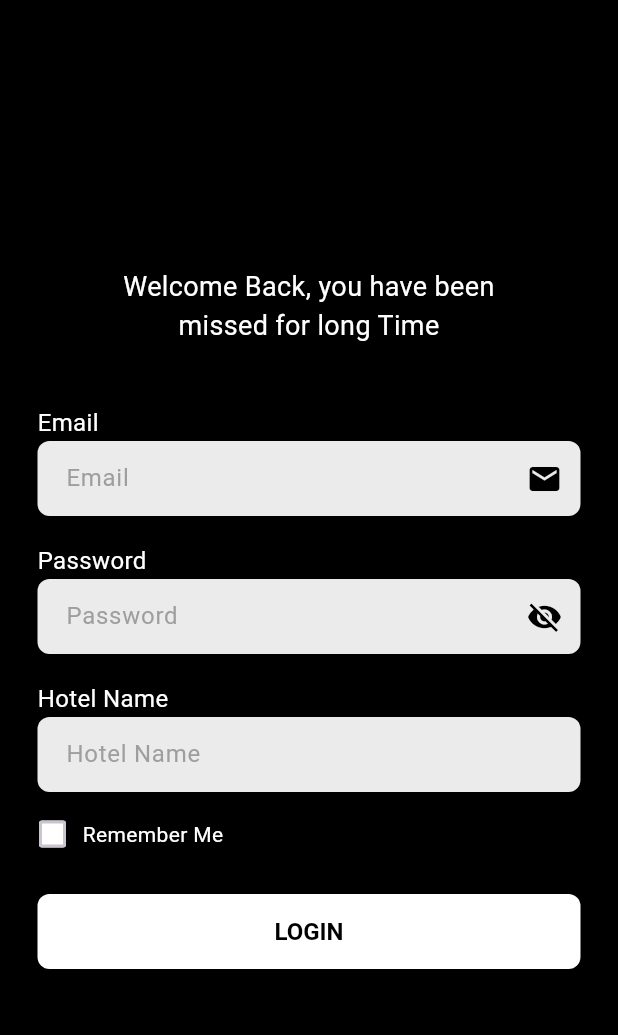
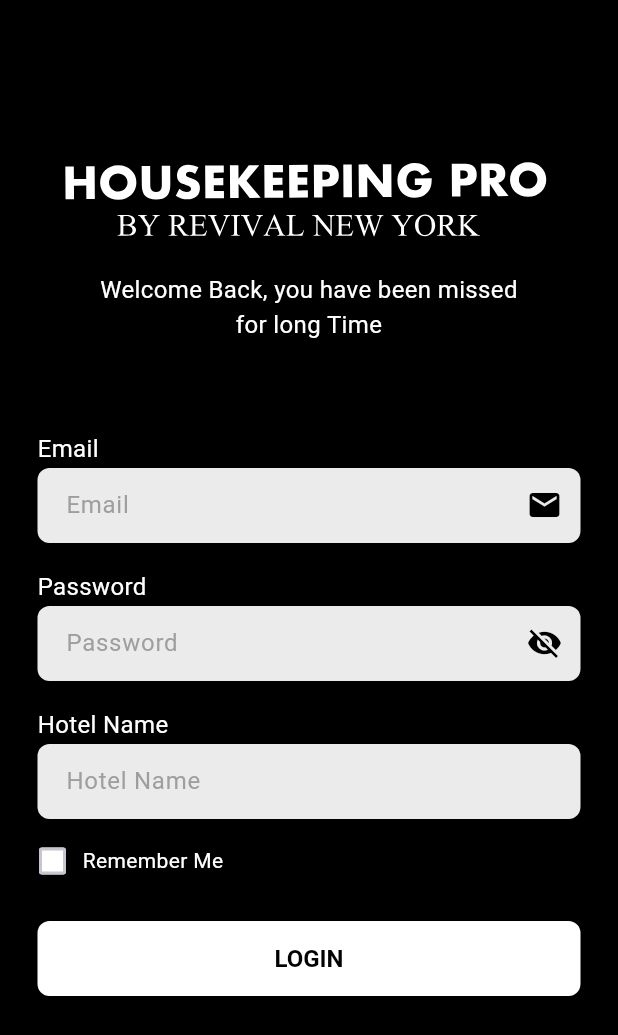
Before and after one commit to softocrets-mobile-dev/housekeeping, a Flutter app: the screen it shows after launch, on a phone screen of 412 x 824 dp. Shown: the top 1035 px of the screen. Run offline on Flutter 3.47's test engine with Material 3 defaults, Android fonts, the phone set to English and light mode, and no system bars; our stand-ins replace bloc, connectivity_plus, equatable, flutter_bloc, flutter_svg, shared_preferences; missing offline and left inert: cryptography, encrypt.

Commit message:
refactor: changes in UI according to theme

```diff
--- a/lib/common/widgets/button.dart
+++ b/lib/common/widgets/button.dart
@@ -1,20 +1,18 @@
 import 'package:flutter/material.dart';
 import 'package:housekeeping_pro/configuration/size_config/size_config.dart';
-
-import '../../configuration/app_colors/app_colors.dart';
 
 class Button extends StatelessWidget {
   const Button({
     super.key,
     required this.onPressed,
-    this.color = AppColors.blackColor,
+    this.color,
     required this.buttonLabel,
     this.textColor,
     this.fontWeight = FontWeight.normal,
   });
 
   final VoidCallback onPressed;
-  final Color color;
+  final Color? color;
   final String buttonLabel;
   final Color? textColor;
   final FontWeight fontWeight;
--- a/lib/features/authenticaiton/view/login_page.dart
+++ b/lib/features/authenticaiton/view/login_page.dart
@@ -4,6 +4,7 @@ import 'package:housekeeping_pro/common/constants/app_messages.dart';
 import 'package:housekeeping_pro/common/constants/app_strings.dart';
 import 'package:housekeeping_pro/common/toast_message/toast_message.dart';
 import 'package:housekeeping_pro/common/validators/form_validators.dart';
+import 'package:housekeeping_pro/common/widgets/app_logo_view.dart';
 import 'package:housekeeping_pro/common/widgets/button.dart';
 import 'package:housekeeping_pro/common/widgets/state_loader_view.dart';
 import 'package:housekeeping_pro/common/widgets/text_input_field.dart';
@@ -76,22 +77,31 @@ class _LoginPageState extends State<LoginPage> {
           return StateLoaderView(
             isLoading: state.loginStatus == AuthStatus.loading ||
                 state.encryptStatus == AuthStatus.loading,
+            child: SingleChildScrollView(
               child: Column(
-              mainAxisAlignment: MainAxisAlignment.center,
                 crossAxisAlignment: CrossAxisAlignment.start,
                 children: [
+                  SizedBox(
+                    height: 100.h,
+                  ),
+                  AppLogoView(),
+                  SizedBox(
+                    height: 20.h,
+                  ),
                   Center(
                     child: Padding(
-                    padding: EdgeInsets.symmetric(horizontal: 50.w),
+                      padding: EdgeInsets.symmetric(horizontal: 55.w),
                       child: TextWidget(
                         text: AppMessages.loginScreenMessage,
                         textAlign: TextAlign.center,
-                      fontSize: 18.sp,
+                        fontSize: 16.sp,
                       ),
                     ),
                   ),
-                SingleChildScrollView(
-                  child: Container(
+                  SizedBox(
+                    height: 20.h,
+                  ),
+                  Container(
                     padding: EdgeInsets.symmetric(horizontal: 25.w),
                     margin: EdgeInsets.only(top: 40.h),
                     child: Form(
@@ -186,8 +196,8 @@ class _LoginPageState extends State<LoginPage> {
                       ),
                     ),
                   ),
+                ],
               ),
-              ],
             ),
           );
         },
--- a/lib/features/dashboard/view/dashboard_page.dart
+++ b/lib/features/dashboard/view/dashboard_page.dart
@@ -61,13 +61,12 @@ class _DashboardPageState extends State<DashboardPage> {
               },
             ),
           ),*/
-            backgroundColor: Colors.white,
+
             body: Container(
               padding: EdgeInsets.symmetric(
                 horizontal: 15.w,
               ),
               width: double.infinity,
-              decoration: BoxDecoration(color: Colors.black),
               child: Column(
                 children: [],
               ),
```
Also changed, not shown: lib/features/splash/view/splash_page.dart (+2 -11 lines). Lines whose indentation alone changed are shown as unchanged.
